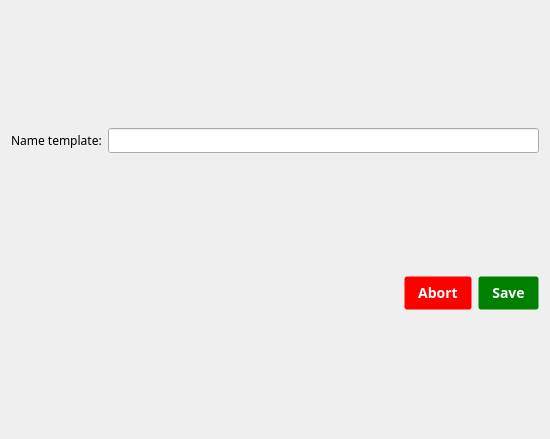
The window that formtemplate.ui (Notidman/Dollar) describes before a commit, drawn with Qt 5.
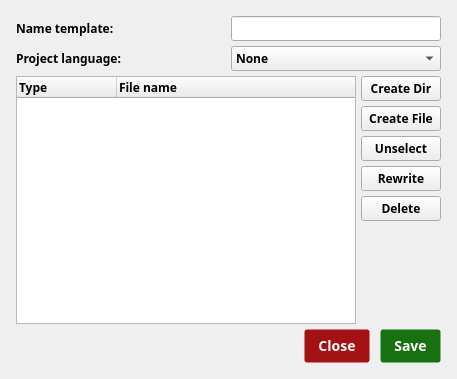
The same window after the commit.

Diff of the .ui file:
```diff
--- a/formtemplate.ui
+++ b/formtemplate.ui
@@ -6,13 +6,15 @@
    <rect>
     <x>0</x>
     <y>0</y>
-    <width>550</width>
-    <height>439</height>
+    <width>457</width>
+    <height>379</height>
    </rect>
   </property>
   <property name="font">
    <font>
     <family>Hack</family>
+    <weight>75</weight>
+    <bold>true</bold>
    </font>
   </property>
   <property name="windowTitle">
@@ -20,21 +22,175 @@
   </property>
   <layout class="QGridLayout" name="gridLayout">
    <item row="0" column="0">
-    <layout class="QHBoxLayout" name="horizontalLayout">
+    <layout class="QVBoxLayout" name="verticalLayout">
+     <property name="spacing">
+      <number>5</number>
+     </property>
+     <property name="leftMargin">
+      <number>5</number>
+     </property>
+     <property name="topMargin">
+      <number>5</number>
+     </property>
+     <property name="rightMargin">
+      <number>5</number>
+     </property>
+     <property name="bottomMargin">
+      <number>5</number>
+     </property>
      <item>
-      <widget class="QLabel" name="label">
+      <layout class="QHBoxLayout" name="hl_name_template">
+       <item>
+        <widget class="QLabel" name="lb_name_template">
        <property name="text">
         <string>Name template:</string>
        </property>
+         <property name="alignment">
+          <set>Qt::AlignLeading|Qt::AlignLeft|Qt::AlignVCenter</set>
+         </property>
       </widget>
      </item>
      <item>
-      <widget class="QLineEdit" name="lineEdit"/>
+        <widget class="QLineEdit" name="le_name_template">
+         <property name="sizePolicy">
+          <sizepolicy hsizetype="Minimum" vsizetype="Fixed">
+           <horstretch>0</horstretch>
+           <verstretch>0</verstretch>
+          </sizepolicy>
+         </property>
+        </widget>
      </item>
     </layout>
    </item>
-   <item row="1" column="0">
-    <layout class="QHBoxLayout" name="horizontalLayout_2">
+     <item>
+      <layout class="QHBoxLayout" name="hl_project_lang">
+       <item>
+        <widget class="QLabel" name="lb_project_lang">
+         <property name="text">
+          <string>Project language:</string>
+         </property>
+         <property name="alignment">
+          <set>Qt::AlignLeading|Qt::AlignLeft|Qt::AlignVCenter</set>
+         </property>
+        </widget>
+       </item>
+       <item>
+        <widget class="QComboBox" name="comb_project_language">
+         <item>
+          <property name="text">
+           <string>None</string>
+          </property>
+         </item>
+         <item>
+          <property name="text">
+           <string>C++</string>
+          </property>
+         </item>
+         <item>
+          <property name="text">
+           <string>PHP</string>
+          </property>
+         </item>
+        </widget>
+       </item>
+      </layout>
+     </item>
+     <item>
+      <layout class="QGridLayout" name="gridLayout_language_form"/>
+     </item>
+     <item>
+      <layout class="QHBoxLayout" name="horizontalLayout_9">
+       <item>
+        <widget class="QTreeWidget" name="treeW_project_struct">
+         <property name="frameShape">
+          <enum>QFrame::StyledPanel</enum>
+         </property>
+         <property name="frameShadow">
+          <enum>QFrame::Sunken</enum>
+         </property>
+         <column>
+          <property name="text">
+           <string>Type</string>
+          </property>
+         </column>
+         <column>
+          <property name="text">
+           <string>File name</string>
+          </property>
+         </column>
+        </widget>
+       </item>
+       <item>
+        <layout class="QVBoxLayout" name="verticalLayout_3"/>
+       </item>
+       <item>
+        <layout class="QVBoxLayout" name="verticalLayout_2">
+         <item>
+          <widget class="QPushButton" name="pb_create_dir">
+           <property name="text">
+            <string>Create Dir</string>
+           </property>
+          </widget>
+         </item>
+         <item>
+          <widget class="QPushButton" name="pb_create_file">
+           <property name="text">
+            <string>Create File</string>
+           </property>
+          </widget>
+         </item>
+         <item>
+          <widget class="QPushButton" name="pb_unselect">
+           <property name="text">
+            <string>Unselect</string>
+           </property>
+          </widget>
+         </item>
+         <item>
+          <widget class="QPushButton" name="pb_rewrite_file">
+           <property name="text">
+            <string>Rewrite</string>
+           </property>
+          </widget>
+         </item>
+         <item>
+          <widget class="QPushButton" name="pb_delete">
+           <property name="sizePolicy">
+            <sizepolicy hsizetype="Preferred" vsizetype="Fixed">
+             <horstretch>0</horstretch>
+             <verstretch>0</verstretch>
+            </sizepolicy>
+           </property>
+           <property name="text">
+            <string>Delete</string>
+           </property>
+          </widget>
+         </item>
+         <item>
+          <spacer name="verticalSpacer">
+           <property name="orientation">
+            <enum>Qt::Vertical</enum>
+           </property>
+           <property name="sizeHint" stdset="0">
+            <size>
+             <width>20</width>
+             <height>40</height>
+            </size>
+           </property>
+          </spacer>
+         </item>
+        </layout>
+       </item>
+      </layout>
+     </item>
+     <item>
+      <layout class="QHBoxLayout" name="horizontalLayout_7">
+       <property name="spacing">
+        <number>10</number>
+       </property>
+       <property name="rightMargin">
+        <number>0</number>
+       </property>
      <item>
       <spacer name="horizontalSpacer">
        <property name="orientation">
@@ -49,7 +205,7 @@
       </spacer>
      </item>
      <item>
-      <widget class="QPushButton" name="pushButton">
+        <widget class="QPushButton" name="pb_reset">
        <property name="styleSheet">
         <string notr="true">padding: 0 13px;
 outline: none;
@@ -61,15 +217,15 @@
 font-weight: 500;
 text-decoration: none;
 color: #fff;
-background-color: red;</string>
+background-color:  #a31114;</string>
        </property>
        <property name="text">
-        <string>Abort</string>
+          <string>Close</string>
        </property>
       </widget>
      </item>
      <item>
-      <widget class="QPushButton" name="pushButton_2">
+        <widget class="QPushButton" name="pb_confirm">
        <property name="styleSheet">
         <string notr="true">padding: 0 13px;
 outline: none;
@@ -81,12 +237,14 @@
 font-weight: 500;
 text-decoration: none;
 color: #fff;
-background-color: green;</string>
+background-color: #197211;</string>
        </property>
        <property name="text">
         <string>Save</string>
        </property>
       </widget>
+       </item>
+      </layout>
      </item>
     </layout>
    </item>
```
Left out of the diff: 4 changed lines with no effect on the pictures. Lines whose indentation alone changed are shown as unchanged.
